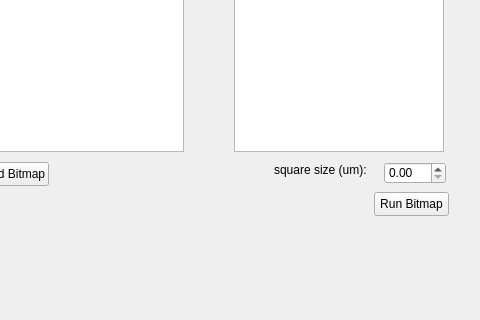
The window that MotorControllerUI/dialog_motorcontroller_4.ui (CiaranBarron/MotorController) describes before a commit, drawn with Qt 5; both pictures show x 466 to 946 and y 408 to 728 of the 946 by 728 pixel window.
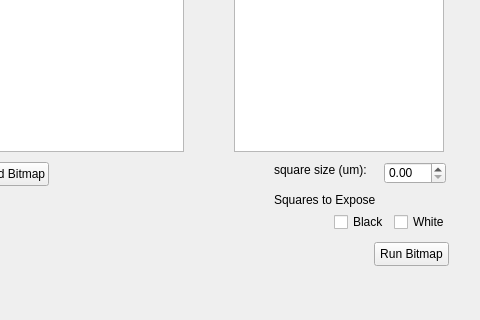
The same window after the commit.

Commit message: added bitmap rendering in UI

What changed in the file:
```diff
--- a/MotorControllerUI/dialog_motorcontroller_4.ui
+++ b/MotorControllerUI/dialog_motorcontroller_4.ui
@@ -884,7 +884,7 @@
     <string>Load Bitmap</string>
    </property>
   </widget>
-  <widget class="QLabel" name="BITMAP_SQUARE_SIZE">
+  <widget class="QLabel" name="_label_bitmap_size">
    <property name="geometry">
     <rect>
      <x>740</x>
@@ -897,7 +897,7 @@
     <string>square size (um): </string>
    </property>
   </widget>
-  <widget class="QDoubleSpinBox" name="doubleSpinBox">
+  <widget class="QDoubleSpinBox" name="BITMAP_SQUARE_SIZE">
    <property name="geometry">
     <rect>
      <x>850</x>
@@ -911,7 +911,7 @@
    <property name="geometry">
     <rect>
      <x>840</x>
-     <y>600</y>
+     <y>650</y>
      <width>75</width>
      <height>24</height>
     </rect>
@@ -943,6 +943,45 @@
     <double>10000.000000000000000</double>
    </property>
   </widget>
+  <widget class="QCheckBox" name="EXPOSURE_COLOR_BLACK">
+   <property name="geometry">
+    <rect>
+     <x>800</x>
+     <y>620</y>
+     <width>71</width>
+     <height>20</height>
+    </rect>
+   </property>
+   <property name="text">
+    <string>Black</string>
+   </property>
+  </widget>
+  <widget class="QLabel" name="_label_bitmap_color">
+   <property name="geometry">
+    <rect>
+     <x>740</x>
+     <y>600</y>
+     <width>101</width>
+     <height>16</height>
+    </rect>
+   </property>
+   <property name="text">
+    <string>Squares to Expose:</string>
+   </property>
+  </widget>
+  <widget class="QCheckBox" name="EXPOSURE_COLOR_WHITE">
+   <property name="geometry">
+    <rect>
+     <x>860</x>
+     <y>620</y>
+     <width>71</width>
+     <height>20</height>
+    </rect>
+   </property>
+   <property name="text">
+    <string>White</string>
+   </property>
+  </widget>
  </widget>
  <resources/>
  <connections/>
```
The commit also changes 3 other files.
